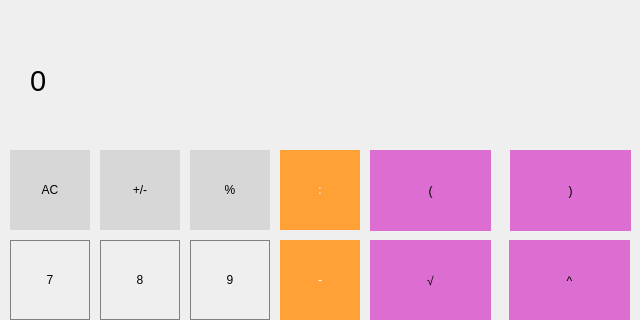
The window that src/smart_calc/mainwindow.ui (Serzhunya/Smart_calc) describes before a commit, drawn with Qt 5; both pictures show x 0 to 640 and y 0 to 320 of the 640 by 589 pixel window.
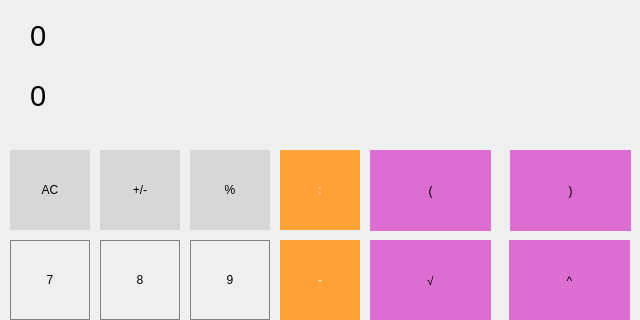
The same window after the commit.

What changed in the file:
```diff
--- a/src/smart_calc/mainwindow.ui
+++ b/src/smart_calc/mainwindow.ui
@@ -18,9 +18,9 @@
     <property name="geometry">
      <rect>
       <x>30</x>
-      <y>40</y>
-      <width>571</width>
-      <height>81</height>
+      <y>10</y>
+      <width>551</width>
+      <height>51</height>
      </rect>
     </property>
     <property name="font">
@@ -685,6 +685,24 @@
      <string>^</string>
     </property>
    </widget>
+   <widget class="QLabel" name="label_2">
+    <property name="geometry">
+     <rect>
+      <x>30</x>
+      <y>70</y>
+      <width>541</width>
+      <height>51</height>
+     </rect>
+    </property>
+    <property name="font">
+     <font>
+      <pointsize>22</pointsize>
+     </font>
+    </property>
+    <property name="text">
+     <string>0</string>
+    </property>
+   </widget>
   </widget>
  </widget>
  <resources/>
```
Left out of the diff: 3 changed lines with no effect on the pictures.
